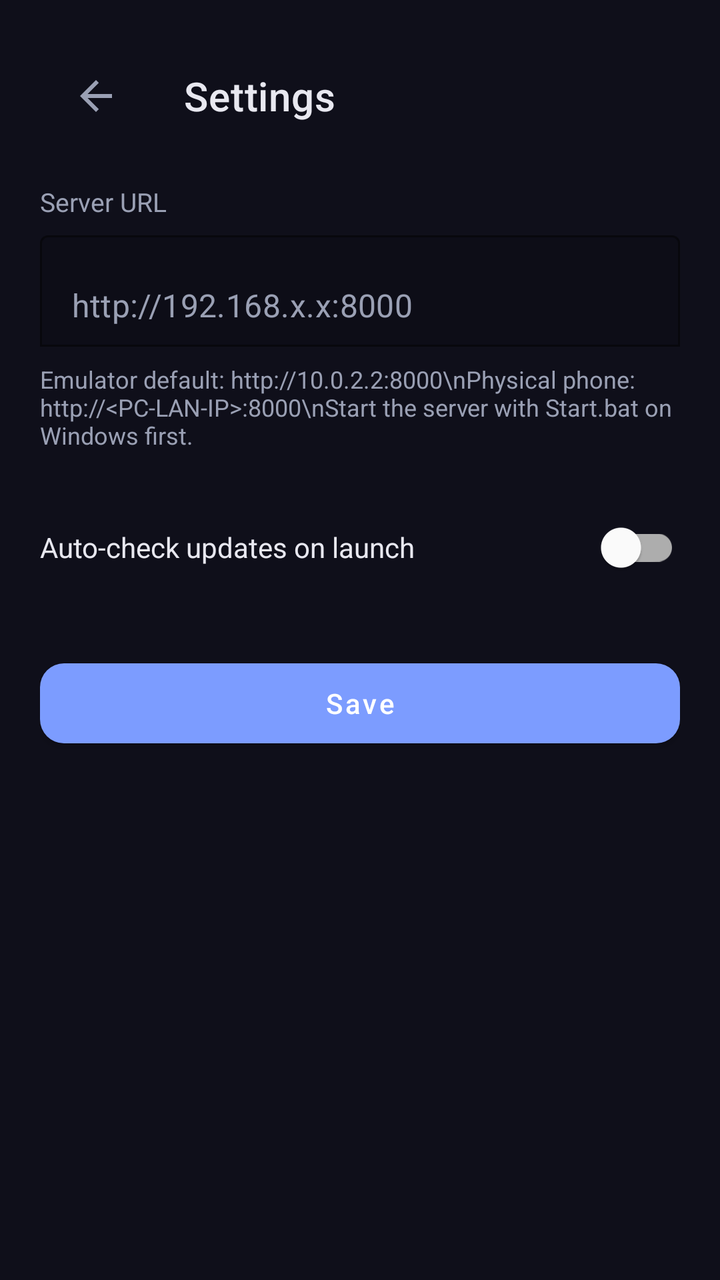
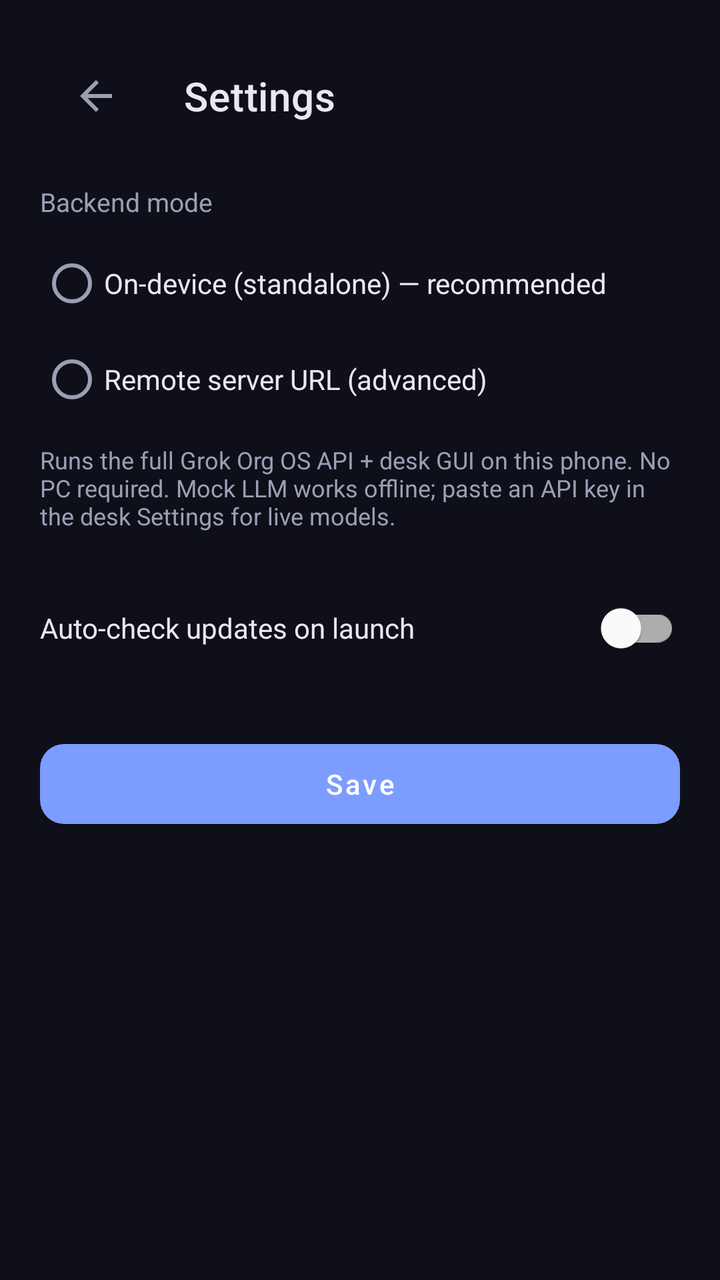

Compare the two renders of this Android layout. The source of the first and the diff that turns it into the second are given below.
<!-- AndroidManifest.xml: application theme Theme.GrokOrgOS -->
<!-- res/layout/activity_settings.xml -->
<?xml version="1.0" encoding="utf-8"?>
<LinearLayout xmlns:android="http://schemas.android.com/apk/res/android"
    xmlns:app="http://schemas.android.com/apk/res-auto"
    android:layout_width="match_parent"
    android:layout_height="match_parent"
    android:background="@color/bg"
    android:orientation="vertical"
    android:padding="20dp">

    <com.google.android.material.appbar.MaterialToolbar
        android:id="@+id/toolbar"
        android:layout_width="match_parent"
        android:layout_height="wrap_content"
        app:navigationIcon="?attr/homeAsUpIndicator"
        app:title="@string/settings_title"
        app:titleTextColor="@color/text" />

    <TextView
        android:layout_width="match_parent"
        android:layout_height="wrap_content"
        android:layout_marginTop="16dp"
        android:text="@string/server_url"
        android:textColor="@color/muted"
        android:textSize="13sp" />

    <com.google.android.material.textfield.TextInputLayout
        android:layout_width="match_parent"
        android:layout_height="wrap_content"
        android:layout_marginTop="8dp"
        app:boxBackgroundMode="outline"
        app:boxStrokeColor="@color/accent"
        app:hintEnabled="false">

        <com.google.android.material.textfield.TextInputEditText
            android:id="@+id/serverUrlInput"
            android:layout_width="match_parent"
            android:layout_height="wrap_content"
            android:hint="@string/server_url_hint"
            android:inputType="textUri"
            android:textColor="@color/text"
            android:textColorHint="@color/muted" />
    </com.google.android.material.textfield.TextInputLayout>

    <TextView
        android:layout_width="match_parent"
        android:layout_height="wrap_content"
        android:layout_marginTop="8dp"
        android:text="Emulator default: http://10.0.2.2:8000\nPhysical phone: http://&lt;PC-LAN-IP&gt;:8000\nStart the server with Start.bat on Windows first."
        android:textColor="@color/muted"
        android:textSize="12sp" />

    <com.google.android.material.switchmaterial.SwitchMaterial
        android:id="@+id/autoUpdateSwitch"
        android:layout_width="match_parent"
        android:layout_height="wrap_content"
        android:layout_marginTop="24dp"
        android:text="@string/auto_check_updates"
        android:textColor="@color/text" />

    <com.google.android.material.button.MaterialButton
        android:id="@+id/btnSave"
        android:layout_width="match_parent"
        android:layout_height="52dp"
        android:layout_marginTop="28dp"
        android:text="@string/save"
        android:textAllCaps="false"
        app:backgroundTint="@color/accent"
        app:cornerRadius="12dp" />
</LinearLayout>
<!-- resources referenced by this layout -->
<resources>
  <color name="accent">#7c9cff</color>
  <color name="bg">#0f0f1a</color>
  <color name="muted">#9aa0b4</color>
  <color name="text">#e8e8f0</color>
  <string name="auto_check_updates">Auto-check updates on launch</string>
  <string name="save">Save</string>
  <string name="server_url">Server URL</string>
  <string name="server_url_hint">http://192.168.x.x:8000</string>
  <string name="settings_title">Settings</string>
  <style name="Theme.GrokOrgOS" parent="Theme.MaterialComponents.DayNight.NoActionBar">
          <item name="colorPrimary">@color/accent</item>
          <item name="colorPrimaryVariant">@color/accent_dark</item>
          <item name="colorOnPrimary">@android:color/white</item>
          <item name="colorSecondary">@color/accent</item>
          <item name="android:statusBarColor">@color/bg</item>
          <item name="android:navigationBarColor">@color/bg</item>
          <item name="android:windowBackground">@color/bg</item>
          <item name="android:textColorPrimary">@color/text</item>
          <item name="android:textColorSecondary">@color/muted</item>
      </style>
  <color name="accent_dark">#5a7ae0</color>
</resources>

<!-- the commit's change to res/layout/activity_settings.xml (unified diff, before → after) -->
@@ -1,69 +1,120 @@
 <?xml version="1.0" encoding="utf-8"?>
-<LinearLayout xmlns:android="http://schemas.android.com/apk/res/android"
+<ScrollView xmlns:android="http://schemas.android.com/apk/res/android"
     xmlns:app="http://schemas.android.com/apk/res-auto"
     android:layout_width="match_parent"
     android:layout_height="match_parent"
     android:background="@color/bg"
-    android:orientation="vertical"
-    android:padding="20dp">
+    android:fillViewport="true">
 
-    <com.google.android.material.appbar.MaterialToolbar
-        android:id="@+id/toolbar"
+    <LinearLayout
         android:layout_width="match_parent"
         android:layout_height="wrap_content"
-        app:navigationIcon="?attr/homeAsUpIndicator"
-        app:title="@string/settings_title"
-        app:titleTextColor="@color/text" />
+        android:orientation="vertical"
+        android:padding="20dp">
 
-    <TextView
-        android:layout_width="match_parent"
-        android:layout_height="wrap_content"
-        android:layout_marginTop="16dp"
-        android:text="@string/server_url"
-        android:textColor="@color/muted"
-        android:textSize="13sp" />
-
-    <com.google.android.material.textfield.TextInputLayout
-        android:layout_width="match_parent"
-        android:layout_height="wrap_content"
-        android:layout_marginTop="8dp"
-        app:boxBackgroundMode="outline"
-        app:boxStrokeColor="@color/accent"
-        app:hintEnabled="false">
-
-        <com.google.android.material.textfield.TextInputEditText
-            android:id="@+id/serverUrlInput"
+        <com.google.android.material.appbar.MaterialToolbar
+            android:id="@+id/toolbar"
             android:layout_width="match_parent"
             android:layout_height="wrap_content"
-            android:hint="@string/server_url_hint"
-            android:inputType="textUri"
-            android:textColor="@color/text"
-            android:textColorHint="@color/muted" />
-    </com.google.android.material.textfield.TextInputLayout>
+            app:navigationIcon="?attr/homeAsUpIndicator"
+            app:title="@string/settings_title"
+            app:titleTextColor="@color/text" />
 
-    <TextView
-        android:layout_width="match_parent"
-        android:layout_height="wrap_content"
-        android:layout_marginTop="8dp"
-        android:text="Emulator default: http://10.0.2.2:8000\nPhysical phone: http://&lt;PC-LAN-IP&gt;:8000\nStart the server with Start.bat on Windows first."
-        android:textColor="@color/muted"
-        android:textSize="12sp" />
+        <TextView
+            android:layout_width="match_parent"
+            android:layout_height="wrap_content"
+            android:layout_marginTop="16dp"
+            android:text="@string/backend_mode"
+            android:textColor="@color/muted"
+            android:textSize="13sp" />
 
-    <com.google.android.material.switchmaterial.SwitchMaterial
-        android:id="@+id/autoUpdateSwitch"
-        android:layout_width="match_parent"
-        android:layout_height="wrap_content"
-        android:layout_marginTop="24dp"
-        android:text="@string/auto_check_updates"
-        android:textColor="@color/text" />
+        <RadioGroup
+            android:id="@+id/modeGroup"
+            android:layout_width="match_parent"
+            android:layout_height="wrap_content"
+            android:layout_marginTop="8dp">
 
-    <com.google.android.material.button.MaterialButton
-        android:id="@+id/btnSave"
-        android:layout_width="match_parent"
-        android:layout_height="52dp"
-        android:layout_marginTop="28dp"
-        android:text="@string/save"
-        android:textAllCaps="false"
-        app:backgroundTint="@color/accent"
-        app:cornerRadius="12dp" />
-</LinearLayout>
+            <RadioButton
+                android:id="@+id/modeOnDevice"
+                android:layout_width="match_parent"
+                android:layout_height="wrap_content"
+                android:text="@string/mode_on_device"
+                android:textColor="@color/text" />
+
+            <RadioButton
+                android:id="@+id/modeRemote"
+                android:layout_width="match_parent"
+                android:layout_height="wrap_content"
+                android:text="@string/mode_remote"
+                android:textColor="@color/text" />
+        </RadioGroup>
+
+        <TextView
+            android:layout_width="match_parent"
+            android:layout_height="wrap_content"
+            android:layout_marginTop="8dp"
+            android:text="@string/mode_on_device_hint"
+            android:textColor="@color/muted"
+            android:textSize="12sp" />
+
+        <LinearLayout
+            android:id="@+id/remoteSection"
+            android:layout_width="match_parent"
+            android:layout_height="wrap_content"
+            android:orientation="vertical"
+            android:visibility="gone">
+
+            <TextView
+                android:layout_width="match_parent"
+                android:layout_height="wrap_content"
+                android:layout_marginTop="16dp"
+                android:text="@string/server_url"
+                android:textColor="@color/muted"
+                android:textSize="13sp" />
+
+            <com.google.android.material.textfield.TextInputLayout
+                android:layout_width="match_parent"
+                android:layout_height="wrap_content"
+                android:layout_marginTop="8dp"
+                app:boxBackgroundMode="outline"
+                app:boxStrokeColor="@color/accent"
+                app:hintEnabled="false">
+
+                <com.google.android.material.textfield.TextInputEditText
+                    android:id="@+id/serverUrlInput"
+                    android:layout_width="match_parent"
+                    android:layout_height="wrap_content"
+                    android:hint="@string/server_url_hint"
+                    android:inputType="textUri"
+                    android:textColor="@color/text"
+                    android:textColorHint="@color/muted" />
+            </com.google.android.material.textfield.TextInputLayout>
+
+            <TextView
+                android:layout_width="match_parent"
+                android:layout_height="wrap_content"
+                android:layout_marginTop="8dp"
+                android:text="@string/remote_hint"
+                android:textColor="@color/muted"
+                android:textSize="12sp" />
+        </LinearLayout>
+
+        <com.google.android.material.switchmaterial.SwitchMaterial
+            android:id="@+id/autoUpdateSwitch"
+            android:layout_width="match_parent"
+            android:layout_height="wrap_content"
+            android:layout_marginTop="24dp"
+            android:text="@string/auto_check_updates"
+            android:textColor="@color/text" />
+
+        <com.google.android.material.button.MaterialButton
+            android:id="@+id/btnSave"
+            android:layout_width="match_parent"
+            android:layout_height="52dp"
+            android:layout_marginTop="28dp"
+            android:text="@string/save"
+            android:textAllCaps="false"
+            app:backgroundTint="@color/accent"
+            app:cornerRadius="12dp" />
+    </LinearLayout>
+</ScrollView>
<!-- resource entries referenced after the edit -->
@@ -5,8 +5,13 @@
   <color name="muted">#9aa0b4</color>
   <color name="text">#e8e8f0</color>
   <string name="auto_check_updates">Auto-check updates on launch</string>
+  <string name="backend_mode">Backend mode</string>
+  <string name="mode_on_device">On-device (standalone) — recommended</string>
+  <string name="mode_on_device_hint">Runs the full Grok Org OS API + desk GUI on this phone. No PC required. Mock LLM works offline; paste an API key in the desk Settings for live models.</string>
+  <string name="mode_remote">Remote server URL (advanced)</string>
+  <string name="remote_hint">Optional override for a PC/server running Start.bat / grok-org serve. Phone and PC must share Wi‑Fi.</string>
   <string name="save">Save</string>
-  <string name="server_url">Server URL</string>
+  <string name="server_url">Remote server URL</string>
   <string name="server_url_hint">http://192.168.x.x:8000</string>
   <string name="settings_title">Settings</string>
   <style name="Theme.GrokOrgOS" parent="Theme.MaterialComponents.DayNight.NoActionBar">
